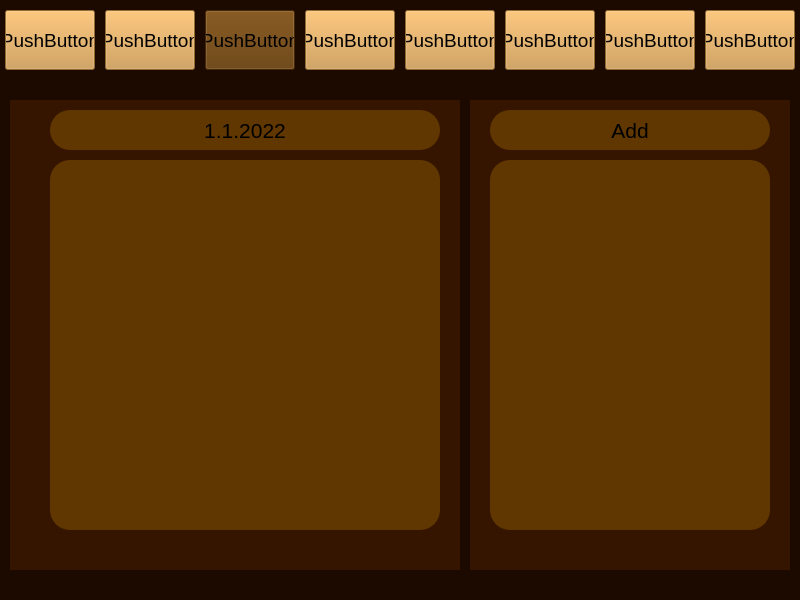
Above: project/pyqt5-designer/main.ui from tom-alexa/Todo-list before the change. Below: the same form after it.
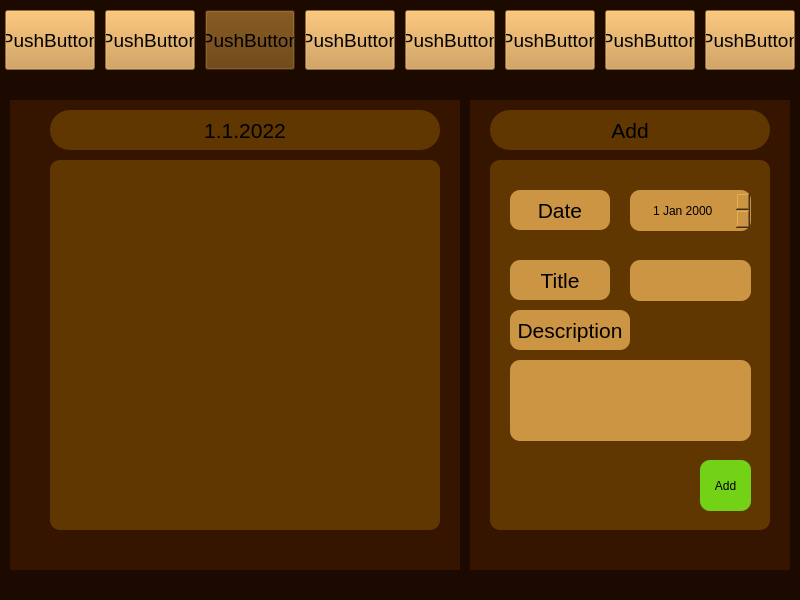
That is the form after the change.

Diff of the .ui file:
```diff
--- a/project/pyqt5-designer/main.ui
+++ b/project/pyqt5-designer/main.ui
@@ -256,9 +256,18 @@
        <height>370</height>
       </rect>
      </property>
+     <property name="font">
+      <font>
+       <pointsize>14</pointsize>
+      </font>
+     </property>
      <property name="styleSheet">
       <string notr="true">background-color: rgb(96, 54, 1);
-border-radius: 20px;</string>
+border-radius: 10px;
+padding: 20px</string>
+     </property>
+     <property name="spacing">
+      <number>5</number>
      </property>
     </widget>
    </widget>
@@ -274,20 +283,6 @@
     <property name="styleSheet">
      <string notr="true">background-color: rgb(54, 21, 0);</string>
     </property>
-    <widget class="QListWidget" name="listWidget_2">
-     <property name="geometry">
-      <rect>
-       <x>20</x>
-       <y>60</y>
-       <width>280</width>
-       <height>370</height>
-      </rect>
-     </property>
-     <property name="styleSheet">
-      <string notr="true">background-color: rgb(96, 54, 1);
-border-radius: 20px;</string>
-     </property>
-    </widget>
     <widget class="QLabel" name="label_2">
      <property name="geometry">
       <rect>
@@ -316,6 +311,165 @@
       <set>Qt::AlignCenter</set>
      </property>
     </widget>
+    <widget class="QWidget" name="add_item_widget" native="true">
+     <property name="geometry">
+      <rect>
+       <x>20</x>
+       <y>60</y>
+       <width>280</width>
+       <height>370</height>
+      </rect>
+     </property>
+     <property name="styleSheet">
+      <string notr="true">background-color: rgb(96, 54, 1);
+border-radius: 10px;</string>
+     </property>
+     <widget class="QLabel" name="label_3">
+      <property name="geometry">
+       <rect>
+        <x>20</x>
+        <y>30</y>
+        <width>100</width>
+        <height>40</height>
+       </rect>
+      </property>
+      <property name="font">
+       <font>
+        <pointsize>16</pointsize>
+        <weight>50</weight>
+        <bold>false</bold>
+        <underline>false</underline>
+       </font>
+      </property>
+      <property name="styleSheet">
+       <string notr="true">background-color: rgb(204, 149, 68);</string>
+      </property>
+      <property name="text">
+       <string>Date</string>
+      </property>
+      <property name="alignment">
+       <set>Qt::AlignCenter</set>
+      </property>
+     </widget>
+     <widget class="QLabel" name="label_6">
+      <property name="geometry">
+       <rect>
+        <x>20</x>
+        <y>100</y>
+        <width>100</width>
+        <height>40</height>
+       </rect>
+      </property>
+      <property name="font">
+       <font>
+        <pointsize>16</pointsize>
+        <weight>50</weight>
+        <bold>false</bold>
+        <underline>false</underline>
+       </font>
+      </property>
+      <property name="styleSheet">
+       <string notr="true">background-color: rgb(204, 149, 68);</string>
+      </property>
+      <property name="text">
+       <string>Title</string>
+      </property>
+      <property name="alignment">
+       <set>Qt::AlignCenter</set>
+      </property>
+     </widget>
+     <widget class="QLabel" name="label_7">
+      <property name="geometry">
+       <rect>
+        <x>20</x>
+        <y>150</y>
+        <width>120</width>
+        <height>40</height>
+       </rect>
+      </property>
+      <property name="font">
+       <font>
+        <pointsize>16</pointsize>
+        <weight>50</weight>
+        <bold>false</bold>
+        <underline>false</underline>
+       </font>
+      </property>
+      <property name="styleSheet">
+       <string notr="true">background-color: rgb(204, 149, 68);</string>
+      </property>
+      <property name="text">
+       <string>Description</string>
+      </property>
+      <property name="alignment">
+       <set>Qt::AlignCenter</set>
+      </property>
+     </widget>
+     <widget class="QLineEdit" name="lineEdit">
+      <property name="geometry">
+       <rect>
+        <x>140</x>
+        <y>100</y>
+        <width>121</width>
+        <height>41</height>
+       </rect>
+      </property>
+      <property name="styleSheet">
+       <string notr="true">background-color: rgb(204, 149, 68);</string>
+      </property>
+     </widget>
+     <widget class="QTextEdit" name="textEdit">
+      <property name="geometry">
+       <rect>
+        <x>20</x>
+        <y>200</y>
+        <width>241</width>
+        <height>81</height>
+       </rect>
+      </property>
+      <property name="styleSheet">
+       <string notr="true">background-color: rgb(204, 149, 68);</string>
+      </property>
+     </widget>
+     <widget class="QPushButton" name="add_button">
+      <property name="geometry">
+       <rect>
+        <x>210</x>
+        <y>300</y>
+        <width>51</width>
+        <height>51</height>
+       </rect>
+      </property>
+      <property name="styleSheet">
+       <string notr="true">QPushButton {
+	background-color: rgb(115, 210, 22);
+}
+
+QPushButton:hover {
+	background-color: rgb(78, 154, 6)
+}</string>
+      </property>
+      <property name="text">
+       <string>Add</string>
+      </property>
+     </widget>
+     <widget class="QDateEdit" name="dateEdit">
+      <property name="geometry">
+       <rect>
+        <x>140</x>
+        <y>30</y>
+        <width>121</width>
+        <height>41</height>
+       </rect>
+      </property>
+      <property name="styleSheet">
+       <string notr="true">background-color: rgb(204, 149, 68);</string>
+      </property>
+      <property name="alignment">
+       <set>Qt::AlignCenter</set>
+      </property>
+     </widget>
+    </widget>
    </widget>
   </widget>
   <widget class="QMenuBar" name="menubar">
```
Left out of the diff: 2 changed lines with no effect on the pictures.
